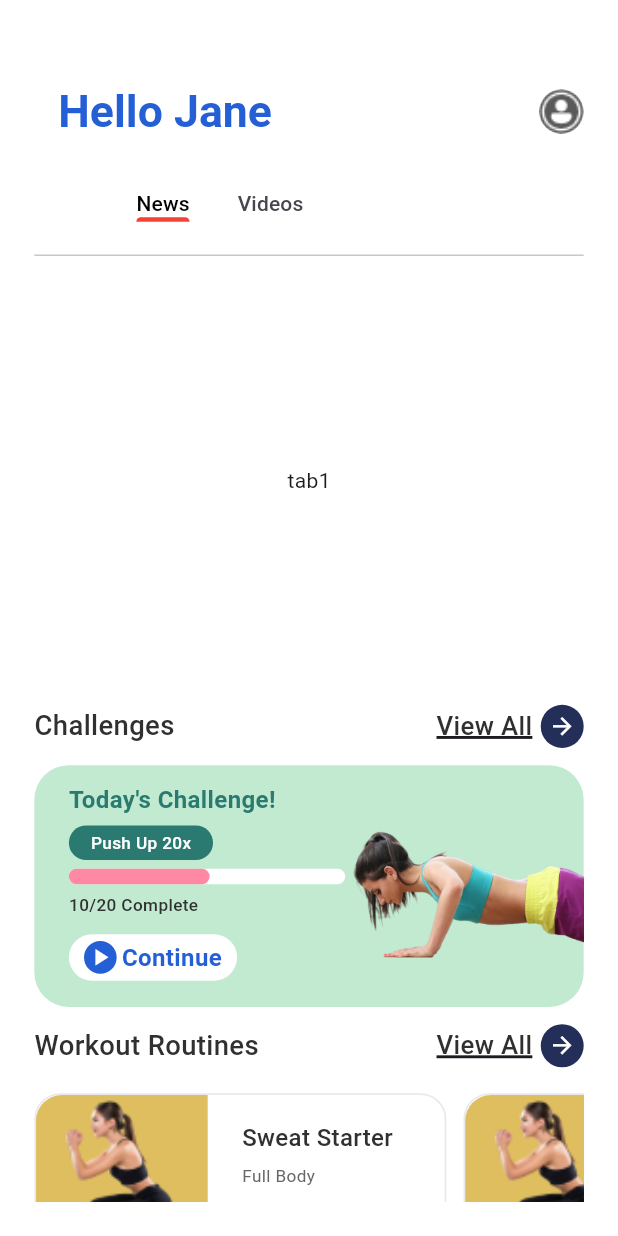
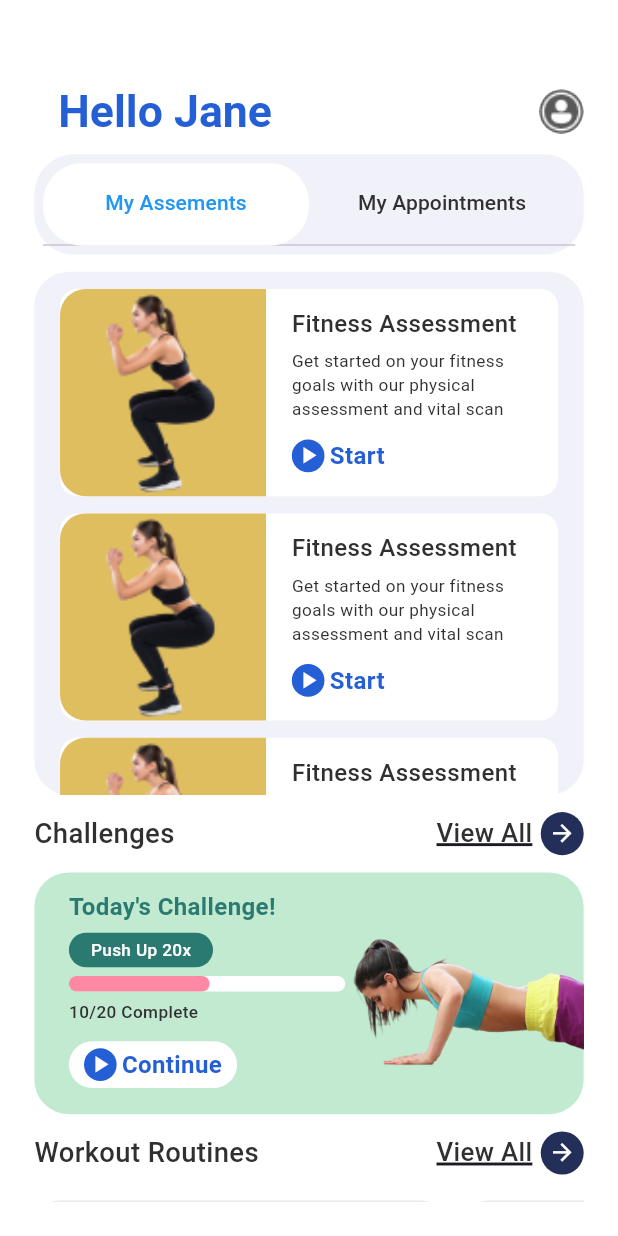
Before and after one commit to jaimonvarghese/fitness-app, a Flutter app: the screen it shows after launch, on a phone screen of 412 x 824 dp. Run offline on Flutter 3.47's test engine with Material 3 defaults, Android fonts, the phone set to English and light mode, and no system bars; our stand-ins replace flutter_screenutil; Roboto replaces fonts that are missing (Poppins).

Commit message:
added tabbar and myassements tab is completed

```diff
--- a/lib/presentation/pages/home/home_page.dart
+++ b/lib/presentation/pages/home/home_page.dart
@@ -7,6 +7,7 @@ import 'package:flutter/material.dart';
 import 'package:flutter/widgets.dart';
 import 'package:flutter_screenutil/flutter_screenutil.dart';
 
+import 'widgets/my_assements.dart';
 import 'widgets/tab_bar_section.dart';
 import 'widgets/work_out_widget.dart';
 
@@ -37,17 +38,19 @@ class _HomePageState extends State<HomePage>
           child: Column(
             children: [
               const appBarWidget(),
-              TabBarSection(controller: _tabControler),
-              SizedBox(
-                height: 260.h,
+              TabBarSection(tabControler: _tabControler),
+              10.verticalSpace,
+              Container(
+                height: 303.h,
+                width: 338.w,
+                decoration: BoxDecoration(
+                  color: const Color(0xFFF1F1F9),
+                  borderRadius: BorderRadius.circular(20.r),
+                ),
                 child: TabBarView(
                   controller: _tabControler,
                   children: [
-                    Container(
-                      child: Center(
-                        child: Text("tab1"),
-                      ),
-                    ),
+                    MyAssements(),
                     Container(
                       child: Center(
                         child: Text("tab2"),
@@ -56,6 +59,7 @@ class _HomePageState extends State<HomePage>
                   ],
                 ),
               ),
+              10.verticalSpace,
               //challenges
               const ChallengesWidget(),
               10.verticalSpace,
--- /dev/null
+++ b/lib/presentation/pages/home/widgets/my_assements.dart
@@ -0,0 +1,128 @@
+import 'package:flutter/material.dart';
+import 'package:flutter_screenutil/flutter_screenutil.dart';
+
+import '../../../../core/app_images.dart';
+
+class MyAssements extends StatelessWidget {
+  const MyAssements({super.key});
+
+  @override
+  Widget build(BuildContext context) {
+    return Expanded(
+      child: ListView.builder(
+        shrinkWrap: true,
+        // physics:const NeverScrollableScrollPhysics(),
+          itemCount: 5,
+          itemBuilder: (context, index) {
+            return Padding(
+              padding: EdgeInsets.only(top: 10.h, left: 15.w, right: 15.w),
+              child: Container(
+                width: 315.w,
+                height: 120.h,
+                decoration: BoxDecoration(
+                  color: Colors.white,
+                  borderRadius: BorderRadius.circular(10.r),
+                ),
+                child: Row(
+                  mainAxisAlignment: MainAxisAlignment.start,
+                  children: [
+                    Container(
+                      width: 120.w,
+                      height: 120.h,
+                      decoration: BoxDecoration(
+                        borderRadius: BorderRadius.only(
+                          topLeft: Radius.circular(15.r),
+                          bottomLeft: Radius.circular(15.r),
+                        ),
+                        color: const Color(0xFFDFBE5F),
+                        image: const DecorationImage(
+                          fit: BoxFit.cover,
+                          image: AssetImage(AppImages.sdOne),
+                        ),
+                      ),
+                    ),
+                    Padding(
+                      padding:
+                          EdgeInsets.only(top: 10.h, left: 15.w, right: 15.w),
+                      child: Column(
+                        crossAxisAlignment: CrossAxisAlignment.start,
+                        children: [
+                          Text(
+                            "Fitness Assessment",
+                            style: TextStyle(
+                              fontFamily: "Poppins",
+                              fontWeight: FontWeight.w500,
+                              fontSize: 14.sp,
+                              color: const Color(0xFF303030),
+                            ),
+                          ),
+                          5.verticalSpace,
+                          Text(
+                            "Get started on your fitness",
+                            style: TextStyle(
+                              fontFamily: "Poppins",
+                              fontWeight: FontWeight.w400,
+                              fontSize: 10.sp,
+                              color: const Color(0xFF303030),
+                            ),
+                          ),
+                          Text(
+                            "goals with our physical",
+                            style: TextStyle(
+                              fontFamily: "Poppins",
+                              fontWeight: FontWeight.w400,
+                              fontSize: 10.sp,
+                              color: const Color(0xFF303030),
+                            ),
+                          ),
+                          Text(
+                            "assessment and vital scan",
+                            style: TextStyle(
+                              fontFamily: "Poppins",
+                              fontWeight: FontWeight.w400,
+                              fontSize: 10.sp,
+                              color: const Color(0xFF303030),
+                            ),
+                          ),
+                          10.verticalSpace,
+                          Row(
+                            mainAxisAlignment: MainAxisAlignment.center,
+                            children: [
+                              Container(
+                                width: 19.w,
+                                height: 19.h,
+                                decoration: BoxDecoration(
+                                  color: const Color(0xFF255FD5),
+                                  borderRadius: BorderRadius.circular(45.r),
+                                ),
+                                child: Center(
+                                  child: Icon(
+                                    Icons.play_arrow,
+                                    color: Colors.white,
+                                    size: 16.r,
+                                  ),
+                                ),
+                              ),
+                              3.horizontalSpace,
+                              Text(
+                                "Start",
+                                style: TextStyle(
+                                  fontFamily: "Poppins",
+                                  fontWeight: FontWeight.w600,
+                                  fontSize: 14.sp,
+                                  color: const Color(0xFF255FD5),
+                                ),
+                              ),
+                            ],
+                          ),
+                        ],
+                      ),
+                    ),
+                  ],
+                ),
+              ),
+            );
+          }),
+    );
+  }
+}
--- a/lib/presentation/pages/home/widgets/tab_bar_section.dart
+++ b/lib/presentation/pages/home/widgets/tab_bar_section.dart
@@ -2,24 +2,44 @@ import 'package:flutter/material.dart';
 import 'package:flutter_screenutil/flutter_screenutil.dart';
 
 class TabBarSection extends StatelessWidget {
-  final TabController controller;
   const TabBarSection({
     super.key,
-    required this.controller,
-  });
+    required TabController tabControler,
+  }) : _tabControler = tabControler;
+
+  final TabController _tabControler;
 
   @override
   Widget build(BuildContext context) {
-    return TabBar(
-      controller: controller,
-      isScrollable: true,
-      labelColor: Colors.black,
-      indicatorColor: Colors.red,
-      padding: EdgeInsets.symmetric(vertical: 20.r,),
-      tabs: const [
-        Text("News"),
-        Text("Videos"),
-      ],
+    return Container(
+      width: 338.w,
+      height: 58.h,
+      decoration: BoxDecoration(
+        color: const Color(0xFFF1F1F9),
+        borderRadius: BorderRadius.circular(23.r),
+      ),
+      child: Padding(
+        padding: EdgeInsets.all(5.r),
+        child: TabBar(
+          unselectedLabelColor: const Color(0xFF303030),
+          labelColor: Colors.blue,
+          indicatorColor: Colors.white,
+          indicatorSize: TabBarIndicatorSize.tab,
+          indicator: BoxDecoration(
+            color: Colors.white,
+            borderRadius: BorderRadius.circular(23.r),
+          ),
+          controller: _tabControler,
+          tabs: const [
+            Tab(
+              text: "My Assements",
+            ),
+            Tab(
+              text: "My Appointments",
+            ),
+          ],
+        ),
+      ),
     );
   }
 }
```
